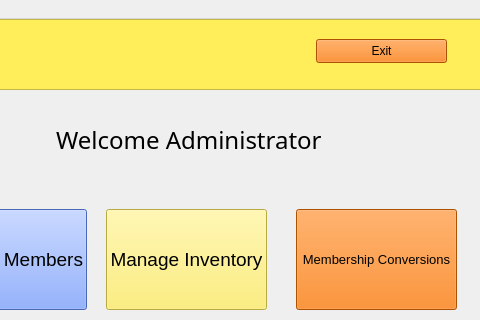
Above: admin.ui from P4TOO/BulkClub-System before the change; both pictures show x 104 to 584 and y 0 to 320 of the 584 by 408 pixel window. Below: the same form after it.
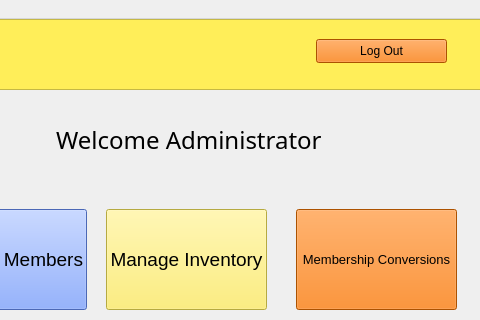
That is the form after the change. Icons and pictures are not drawn.

Patch:
```diff
--- a/admin.ui
+++ b/admin.ui
@@ -40,7 +40,7 @@
      <string notr="true">background-color: rgb(241, 115, 0)</string>
     </property>
     <property name="text">
-     <string>Exit</string>
+     <string>Log Out</string>
     </property>
    </widget>
    <widget class="QLabel" name="label_2">
```
